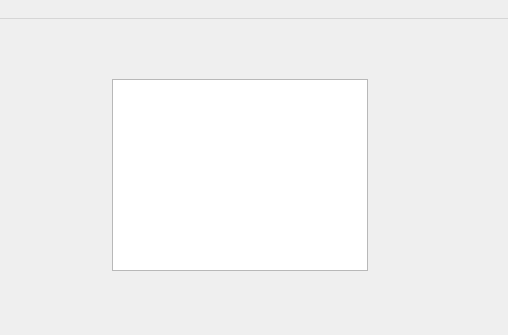
Before: the Qt Designer form mainwindow.ui in PixelGM/UI-Store-Receipt-Manager, drawn with Qt 5; both pictures show x 288 to 796 and y 0 to 335 of the 796 by 563 pixel window.
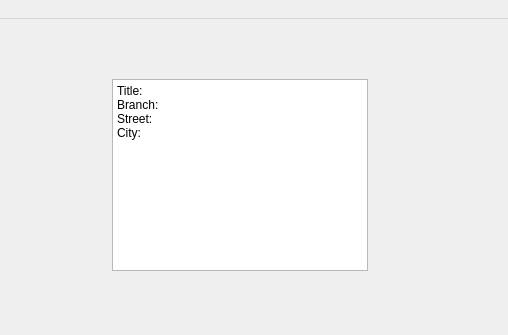
After: the same form once the commit is applied.

Commit message: Updated Text Browser (Text Box) text

```diff
--- a/mainwindow.ui
+++ b/mainwindow.ui
@@ -54,7 +54,10 @@
 li.unchecked::marker { content: &quot;\2610&quot;; }
 li.checked::marker { content: &quot;\2612&quot;; }
 &lt;/style&gt;&lt;/head&gt;&lt;body style=&quot; font-family:'Segoe UI'; font-size:9pt; font-weight:400; font-style:normal;&quot;&gt;
-&lt;p style=&quot;-qt-paragraph-type:empty; margin-top:0px; margin-bottom:0px; margin-left:0px; margin-right:0px; -qt-block-indent:0; text-indent:0px;&quot;&gt;&lt;br /&gt;&lt;/p&gt;&lt;/body&gt;&lt;/html&gt;</string>
+&lt;p style=&quot; margin-top:0px; margin-bottom:0px; margin-left:0px; margin-right:0px; -qt-block-indent:0; text-indent:0px;&quot;&gt;Title: &lt;/p&gt;
+&lt;p style=&quot; margin-top:0px; margin-bottom:0px; margin-left:0px; margin-right:0px; -qt-block-indent:0; text-indent:0px;&quot;&gt;Branch: &lt;/p&gt;
+&lt;p style=&quot; margin-top:0px; margin-bottom:0px; margin-left:0px; margin-right:0px; -qt-block-indent:0; text-indent:0px;&quot;&gt;Street: &lt;/p&gt;
+&lt;p style=&quot; margin-top:0px; margin-bottom:0px; margin-left:0px; margin-right:0px; -qt-block-indent:0; text-indent:0px;&quot;&gt;City: &lt;/p&gt;&lt;/body&gt;&lt;/html&gt;</string>
     </property>
    </widget>
    <widget class="QLabel" name="street_label">
```
